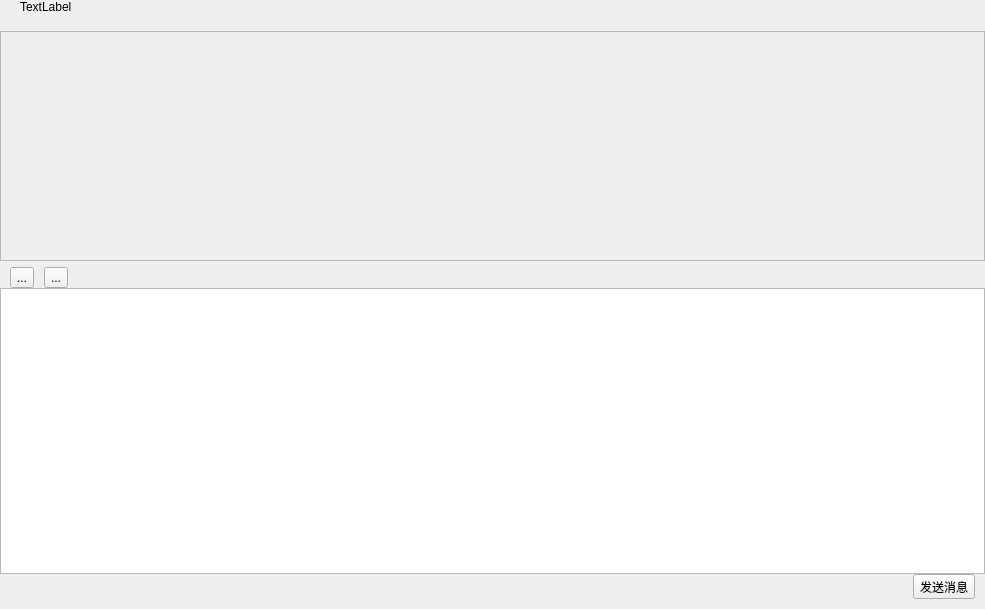
Old version of the form ui/components/chatListPage/chatlist_main.ui in the repository Sakurakouji-Saika/MyQtClient.
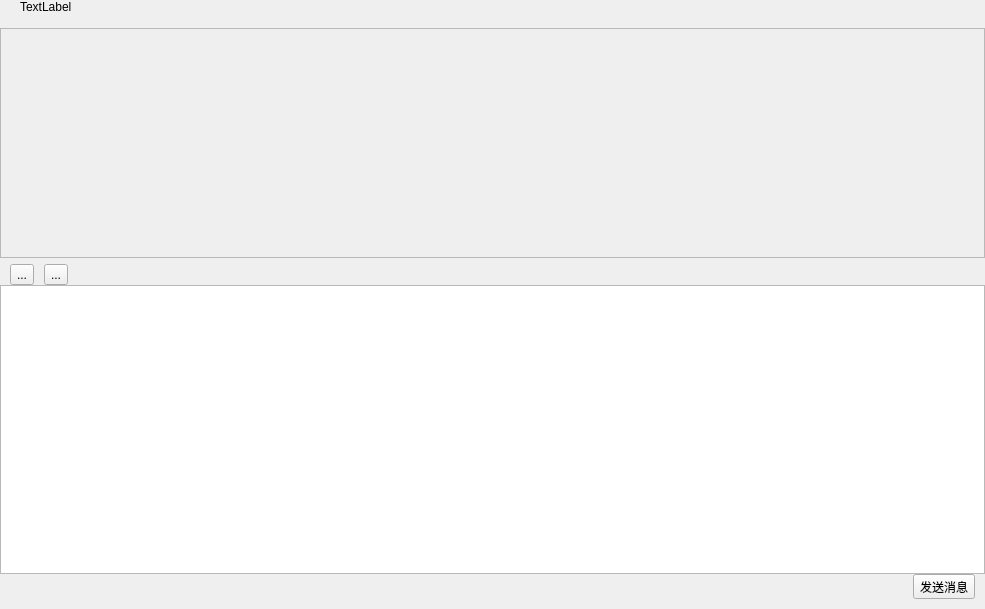
New version of the form. Icons and pictures are not drawn.

What changed in the file:
```diff
--- a/ui/components/chatListPage/chatlist_main.ui
+++ b/ui/components/chatListPage/chatlist_main.ui
@@ -67,7 +67,7 @@
            <number>0</number>
           </property>
           <property name="bottomMargin">
-           <number>17</number>
+           <number>14</number>
           </property>
           <item>
            <widget class="QLabel" name="labelContactNickname">
```
